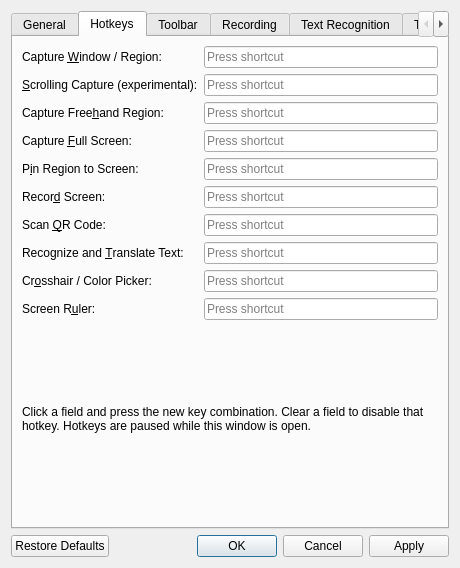
First picture: the form in src/settings/SettingsDialog.ui, repository ChickenSeller/glimpse, before the edit.
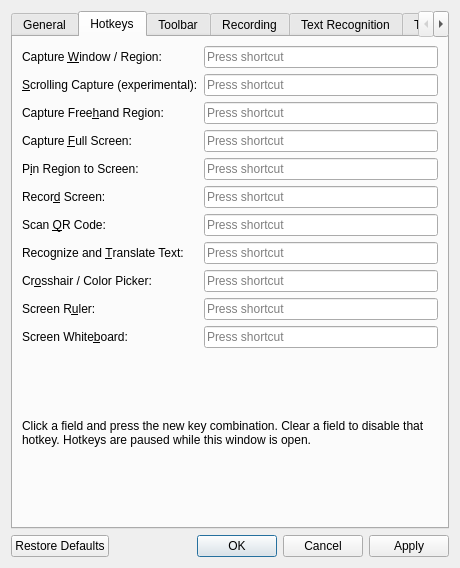
Second picture: the form after the edit. The open tabs and pages were chosen to show the change. Custom widgets are drawn as their Qt base class.

Commit message: Add a screen whiteboard

Diff of the .ui file:
```diff
--- a/src/settings/SettingsDialog.ui
+++ b/src/settings/SettingsDialog.ui
@@ -426,6 +426,19 @@
          <item row="9" column="1">
           <widget class="HotkeyEdit" name="rulerHotkeyEdit"/>
          </item>
+         <item row="10" column="0">
+          <widget class="QLabel" name="whiteboardHotkeyLabel">
+           <property name="text">
+            <string>Screen White&amp;board:</string>
+           </property>
+           <property name="buddy">
+            <cstring>whiteboardHotkeyEdit</cstring>
+           </property>
+          </widget>
+         </item>
+         <item row="10" column="1">
+          <widget class="HotkeyEdit" name="whiteboardHotkeyEdit"/>
+         </item>
         </layout>
        </item>
        <item>
```
The commit also changes 34 other files.
